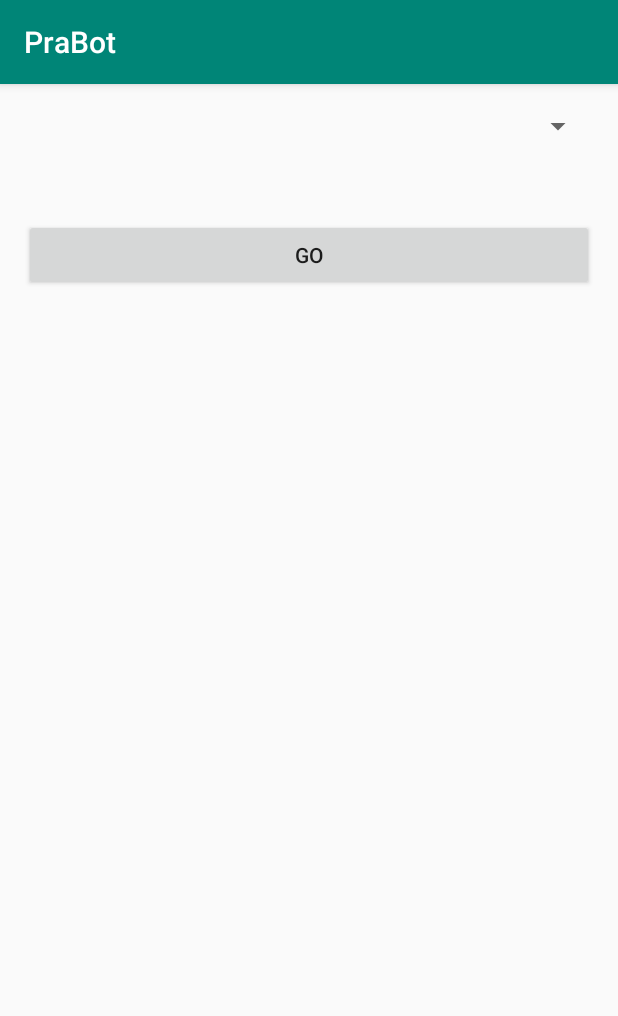
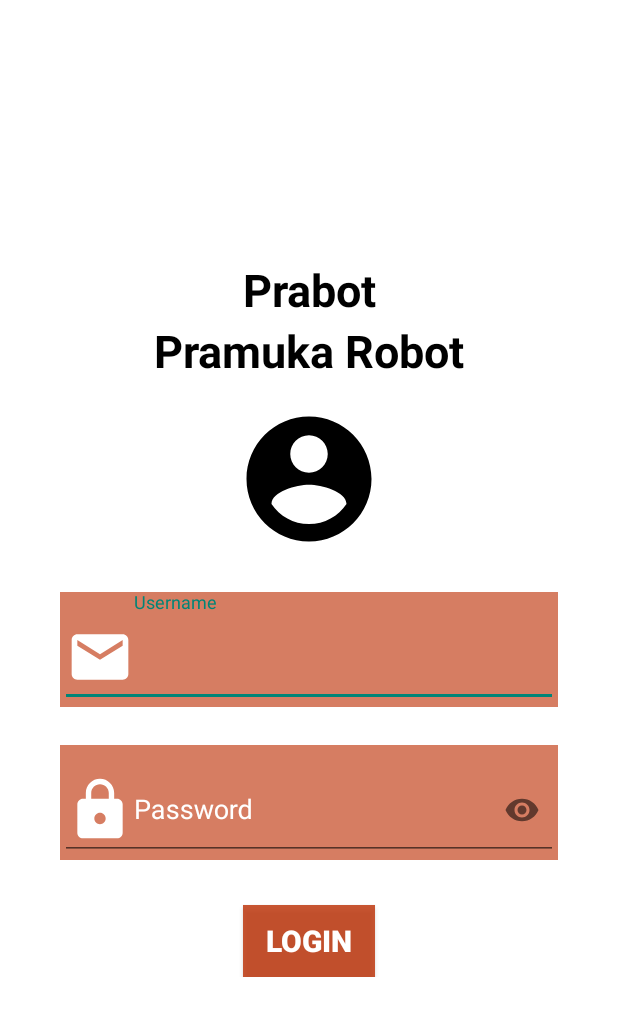
Before and after one commit to iamjue/PraBot, an Android app: the screen it shows after launch (MulaiActivity before the commit, LoginActivity after it), on a phone screen of 412 x 824 dp. Shown: the top 1016 px of the screen. Run offline under Robolectric (Android 15) with nearby library versions, the phone set to English and light mode, and no system bars; our stand-ins replace Volley.

Commit message:
login sudah ku coba buat, coba cek ya pak.

```diff
--- a/app/build.gradle
+++ b/app/build.gradle
@@ -27,4 +27,5 @@ dependencies {
     androidTestImplementation 'com.android.support.test.espresso:espresso-core:3.0.2'
     implementation 'com.android.support:design:28.0.0'
     implementation 'com.android.volley:volley:1.1.0'
+    implementation 'com.codesgood:justifiedtextview:1.1.0'
 }
--- a/app/src/main/java/com/devcamp/prabot/ApiServer.java
+++ b/app/src/main/java/com/devcamp/prabot/ApiServer.java
@@ -5,4 +5,9 @@ public class ApiServer {
         String home = "http://3jnc.tech/animepedia/api/home/listanime.php";
         return home;
     }
+    public String getLogin() {
+        String login = "http://all.3jnc.tech/imanika/api/login.php";
+        return login;
+
+    }
 }
--- a/app/src/main/java/com/devcamp/prabot/DataSandiPresenter.java
+++ b/app/src/main/java/com/devcamp/prabot/DataSandiPresenter.java
@@ -59,9 +59,9 @@ public class DataSandiPresenter{
         this.context = context;
     }
     public void LoadDataSandi() {
+
+        final ArrayList<DataSandiItem> dataSandiItems = new ArrayList<>();
         String URL = server.getDataSandi();
-        final ArrayList<DataSandiItem> dataSandiItems = new ArrayList<>();
-
         StringRequest stringRequest = new StringRequest(Request.Method.GET, URL, new Response.Listener<String>() {
             @Override
             public void onResponse(String response) {
--- /dev/null
+++ b/app/src/main/java/com/devcamp/prabot/LoginActivity.java
@@ -0,0 +1,172 @@
+package com.devcamp.prabot;
+
+
+import android.app.ProgressDialog;
+import android.content.Context;
+import android.content.Intent;
+import android.content.SharedPreferences;
+import android.net.ConnectivityManager;
+import android.os.Bundle;
+import android.support.design.widget.TextInputLayout;
+import android.support.v7.app.AppCompatActivity;
+import android.util.Log;
+import android.view.View;
+import android.widget.Button;
+import android.widget.Toast;
+import com.android.volley.Request;
+import com.android.volley.Response;
+import com.android.volley.VolleyError;
+import com.android.volley.toolbox.StringRequest;
+import org.json.JSONException;
+import org.json.JSONObject;
+import java.util.HashMap;
+import java.util.Map;
+
+public class LoginActivity extends AppCompatActivity {
+
+    ProgressDialog progressDialog;
+    Button btnLogin;
+    TextInputLayout tvl_username, tvl_pass;
+    Intent intent;
+
+    int success;
+    ConnectivityManager connectivityManager;
+
+    private String url_login = "http://all.3jnc.tech/imanika/api/login.php";
+
+    private static final String TAG = LoginActivity.class.getSimpleName();
+
+    private static final String TAG_SUCCESS = "success";
+    private static final String TAG_MESSAGE = "message";
+
+    public final static String TAG_USERNAME = "username";
+    public final static String TAG_ID = "id";
+
+    String tag_json_obj = "json_obj_req";
+
+    SharedPreferences sharedPreferences;
+    Boolean session = false;
+    String id, username;
+    public  static final  String my_shared_preferences = "my_shared_preferences";
+    public static final String session_status = "session_status";
+
+    @Override
+    protected void onCreate(Bundle savedInatanceState) {
+        super.onCreate(savedInatanceState);
+        setContentView(R.layout.activity_login);
+
+        connectivityManager = (ConnectivityManager) getSystemService(Context.CONNECTIVITY_SERVICE);
+        {
+            if (connectivityManager.getActiveNetworkInfo()!=null
+            && connectivityManager.getActiveNetworkInfo().isAvailable()
+            && connectivityManager.getActiveNetworkInfo().isConnected()){
+            }else {
+                Toast.makeText(getApplicationContext(),"No Internet Connection",Toast.LENGTH_LONG).show();
+            }
+        }
+        btnLogin = (Button)findViewById(R.id.btn_login);
+        tvl_username = (TextInputLayout)findViewById(R.id.edt_username);
+        tvl_pass = (TextInputLayout)findViewById(R.id.edt_password);
+
+        sharedPreferences = getSharedPreferences(my_shared_preferences, Context.MODE_PRIVATE);
+        session =sharedPreferences.getBoolean(session_status,false);
+        id = sharedPreferences.getString(TAG_USERNAME, null);
+
+        if (session){
+            Intent intent = new Intent(LoginActivity.this, HomeActivity.class);
+            intent.putExtra(TAG_ID, id);
+            intent.putExtra(TAG_USERNAME, username);
+            finish();
+            startActivity(intent);
+        }
+        btnLogin.setOnClickListener(new View.OnClickListener() {
+            @Override
+            public void onClick(View v) {
+                String username = tvl_username.getEditText().getText().toString();
+                String password = tvl_pass.getEditText().getText().toString();
+
+                if (username.trim().length() > 0 && password.trim().length() > 0 ){
+                    if (connectivityManager.getActiveNetworkInfo()!=null
+                    && connectivityManager.getActiveNetworkInfo().isAvailable()
+                    && connectivityManager.getActiveNetworkInfo().isConnected()){
+                    }else {
+                        Toast.makeText(getApplicationContext(), "No Internet Connection", Toast.LENGTH_LONG).show();
+                    }
+                }else {
+                    Toast.makeText(getApplicationContext(),"Kolom Tidak Boleh Kosong", Toast.LENGTH_LONG).show();
+                }
+            }
+        });
+    }
+    private  void checkLogin (final  String username, final String password){
+        progressDialog = new ProgressDialog(this);
+        progressDialog.setCancelable(false);
+        progressDialog.setMessage("Loging in ..");
+        showDialog();
+
+        final StringRequest stringRequest = new StringRequest(Request.Method.POST, url_login, new Response.Listener<String>() {
+            @Override
+            public void onResponse(String response) {
+                Log.e(TAG, "Login Response : " + response.toString());
+                hideDialog();
+                try {
+                    JSONObject jsonObject = new JSONObject(response);
+                    success = jsonObject.getInt(TAG_SUCCESS);
+
+                    if (success == 1) {
+                        String username = jsonObject.getString(TAG_USERNAME);
+                        String id = jsonObject.getString(TAG_ID);
+
+                        Log.e("Successfully Login", jsonObject.toString());
+
+                        Toast.makeText(getApplicationContext(), jsonObject.getString(TAG_MESSAGE), Toast.LENGTH_LONG).show();
+
+                        SharedPreferences.Editor editor = sharedPreferences.edit();
+                        editor.putBoolean(session_status, true);
+                        editor.putString(TAG_ID, id);
+                        editor.putString(TAG_USERNAME, username);
+                        editor.commit();
+
+                        Intent intent = new Intent(LoginActivity.this, HomeActivity.class);
+                        intent.putExtra(TAG_ID, id);
+                        intent.putExtra(TAG_USERNAME, username);
+                        finish();
+                        startActivity(intent);
+                    } else {
+                        Toast.makeText(getApplicationContext(), jsonObject.getString(TAG_MESSAGE),Toast.LENGTH_LONG).show();
+                    }
+                } catch (JSONException e) {
+                    e.printStackTrace();
+                }
+            }
+        }, new Response.ErrorListener() {
+            @Override
+            public void onErrorResponse(VolleyError error) {
+                Log.e(TAG, "Login Error" + error.getMessage());
+                Toast.makeText(getApplicationContext(), error.getMessage(), Toast.LENGTH_LONG).show();
+                hideDialog();
+            }
+        }){
+        @Override
+            protected Map<String, String> getParams(){
+            Map<String, String> params  = new HashMap<String, String>();
+            params.put("username", username);
+            params.put("password", password);
+
+            return params;
+        }
+    };
+    AppController.getInstance().addToRequestQueue(stringRequest, tag_json_obj);
+    }
+
+    private void hideDialog() {
+        if (progressDialog.isShowing())
+            progressDialog.dismiss();
+    }
+
+    private void showDialog() {
+        if (!progressDialog.isShowing())
+            progressDialog.show();
+    }
+
+}
--- a/app/src/main/java/com/devcamp/prabot/SplasActivity.java
+++ b/app/src/main/java/com/devcamp/prabot/SplasActivity.java
@@ -16,7 +16,7 @@ public class SplasActivity extends AppCompatActivity {
         new Handler().postDelayed(new Runnable() {
             @Override
             public void run() {
-                Intent Home = new Intent(SplasActivity.this, MainActivity.class);
+                Intent Home = new Intent(SplasActivity.this, LoginActivity.class);
                 startActivity(Home);
                 finish();
             }
--- a/app/src/main/res/layout/activity_help.xml
+++ b/app/src/main/res/layout/activity_help.xml
@@ -2,14 +2,14 @@
 <android.support.v7.widget.CardView xmlns:android="http://schemas.android.com/apk/res/android"
     xmlns:app="http://schemas.android.com/apk/res-auto"
     xmlns:tools="http://schemas.android.com/tools"
+    android:id="@+id/cardview_help"
     android:layout_width="match_parent"
     android:layout_height="wrap_content"
     android:layout_gravity="center"
     android:layout_marginLeft="40dp"
     android:layout_marginRight="40dp"
     app:cardCornerRadius="10dp"
-tools:context=".HelpActivity"
-    android:id="@+id/cardview_help">
+    tools:context=".HelpActivity">
 
     <LinearLayout
         android:layout_width="match_parent"
--- /dev/null
+++ b/app/src/main/res/layout/activity_login.xml
@@ -0,0 +1,103 @@
+<?xml version="1.0" encoding="utf-8"?>
+<RelativeLayout xmlns:android="http://schemas.android.com/apk/res/android"
+    xmlns:app="http://schemas.android.com/apk/res-auto"
+    xmlns:tools="http://schemas.android.com/tools"
+    android:layout_width="match_parent"
+    android:layout_height="match_parent"
+    android:background="@color/colorWhite"
+    android:gravity="center"
+    android:paddingLeft="40dp"
+    android:paddingRight="40dp"
+    tools:context=".MainActivity">
+
+    <TextView
+        android:id="@+id/tv_login"
+        android:layout_width="match_parent"
+        android:layout_height="wrap_content"
+        android:text="@string/prabot"
+        android:textAlignment="center"
+        android:textColor="@color/colorBlack"
+        android:textSize="30sp"
+        android:textStyle="bold" />
+
+    <TextView
+        android:id="@+id/tv_pramuka_robot"
+        android:layout_width="match_parent"
+        android:layout_height="wrap_content"
+        android:layout_below="@id/tv_login"
+        android:text="@string/prabot3"
+        android:textAlignment="center"
+        android:textColor="@color/colorBlack"
+        android:textSize="30sp"
+        android:textStyle="bold" />
+
+    <ImageView
+        android:id="@+id/img_account"
+        android:layout_width="100dp"
+        android:layout_height="100dp"
+        android:layout_below="@id/tv_pramuka_robot"
+        android:layout_centerHorizontal="true"
+        android:layout_marginTop="15dp"
+        android:src="@drawable/ic_account_circle_black_24dp" />
+
+    <LinearLayout
+        android:layout_width="match_parent"
+        android:layout_height="wrap_content"
+        android:layout_below="@id/img_account"
+        android:layout_marginTop="25dp"
+        android:orientation="vertical">
+
+        <android.support.design.widget.TextInputLayout
+            android:id="@+id/edt_username"
+            android:layout_width="match_parent"
+            android:layout_height="wrap_content"
+            android:background="@color/colorBrown"
+            android:hint="@string/username"
+            android:inputType="textEmailAddress"
+            android:textColorHint="@color/colorWhite">
+
+            <android.support.design.widget.TextInputEditText
+                android:layout_width="match_parent"
+                android:layout_height="wrap_content"
+                android:layout_marginTop="25dp"
+                android:drawableStart="@drawable/ic_email_white_45dp"
+                android:textColor="@color/colorWhite"
+                android:textColorHighlight="@color/colorWhite"
+                android:textColorHint="@color/colorWhite" />
+        </android.support.design.widget.TextInputLayout>
+
+        <android.support.design.widget.TextInputLayout
+            android:id="@+id/edt_password"
+            android:layout_width="match_parent"
+            android:layout_height="wrap_content"
+            android:layout_marginTop="25dp"
+            android:background="@color/colorBrown"
+            android:textColorHint="@color/colorWhite"
+            app:passwordToggleEnabled="true">
+
+            <android.support.design.widget.TextInputEditText
+                android:layout_width="match_parent"
+                android:layout_height="wrap_content"
+                android:drawableStart="@drawable/ic_lock_white_45dp"
+                android:hint="@string/pass"
+                android:inputType="textPassword"
+                android:textColor="@color/colorWhite"
+                android:textColorHighlight="@color/colorWhite"
+                android:textColorHint="@color/colorWhite" />
+        </android.support.design.widget.TextInputLayout>
+
+        <Button
+            android:id="@+id/btn_login"
+            android:layout_width="wrap_content"
+            android:layout_height="wrap_content"
+            android:layout_gravity="center"
+            android:layout_marginTop="30dp"
+            android:background="@color/colorBrownDark"
+            android:text="@string/login"
+            android:textColor="@color/colorWhite"
+            android:textSize="20sp"
+            android:textStyle="bold" />
+    </LinearLayout>
+
+
+</RelativeLayout>
--- a/app/src/main/res/values/strings.xml
+++ b/app/src/main/res/values/strings.xml
@@ -55,4 +55,8 @@
         5.Tekan salah satu tombol
     </string>
     <string name="selesai">Selesai</string>
+    <string name="prabot3">Pramuka Robot</string>
+    <string name="isi_about">Aplikasi Prabot ( Pramuka Robot ) ini merupakan aplikasi yang  berfungsi sebagai sistem  kendali Robot Semaphore</string>
+    <string name="versi">Prabot v 1.0</string>
+    <string name="biodata">Biodata</string>
 </resources>
```
Also changed, not shown: app/src/main/AndroidManifest.xml (+14 -7 lines), app/src/main/java/com/devcamp/prabot/MainActivity.java (+12 -11 lines), app/src/main/res/layout/activity_about_app.xml (added, +75 -0 lines), app/src/main/res/layout/activity_home.xml (+41 -5 lines), app/src/main/res/layout/activity_main.xml (+4 -90 lines), app/src/main/res/layout/activity_about_bio.xml (renamed from app/src/main/res/layout/activity_about.xml). Lines whose indentation alone changed are shown as unchanged.
